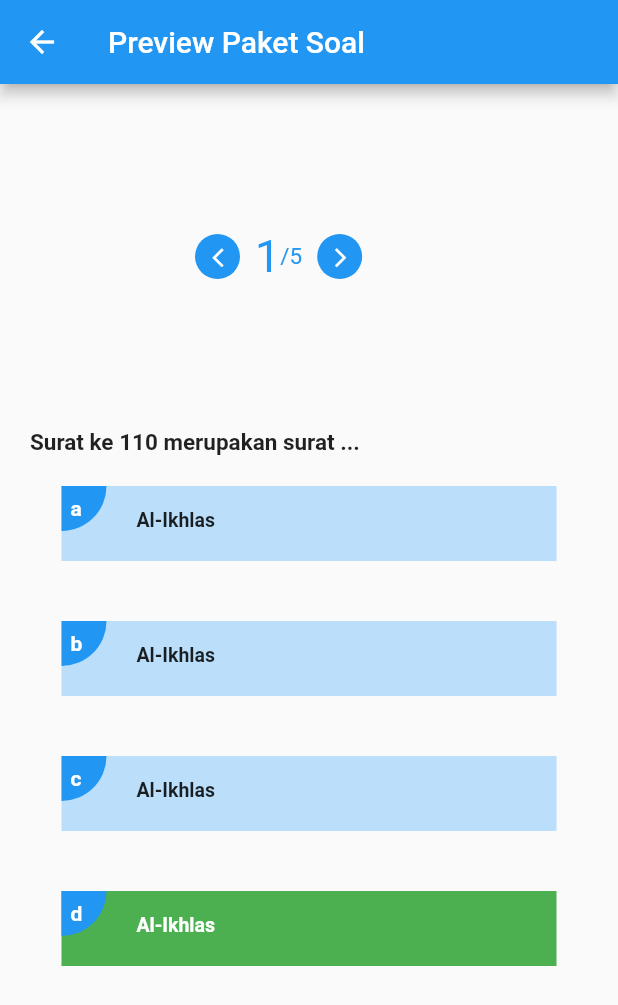
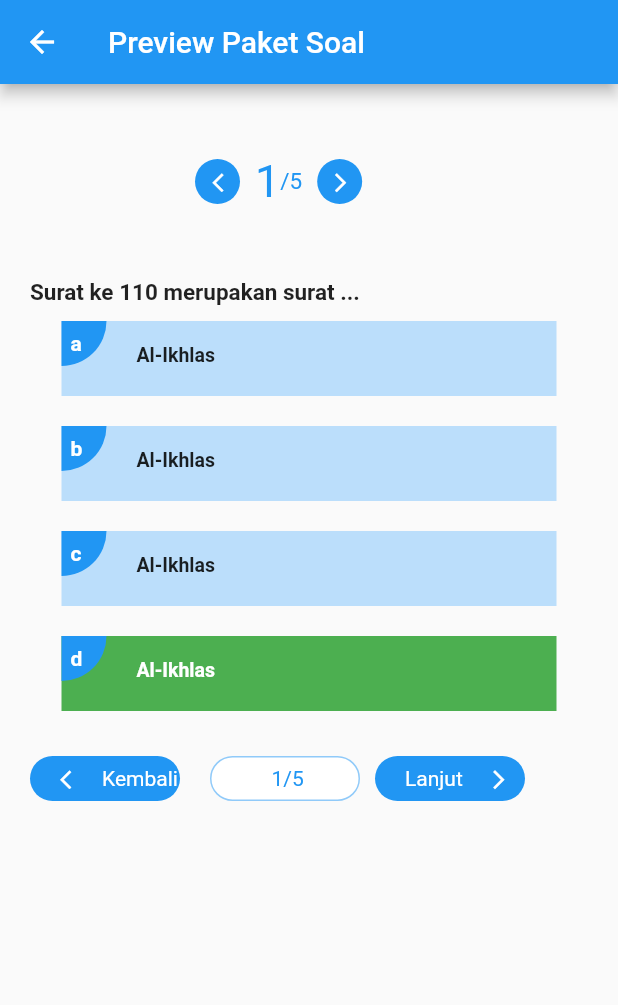
Before and after one commit to zulham724/flutter_penilaian, a Flutter app: the PreviewPaketSoalView screen opened by its route, on a phone screen of 412 x 824 dp. Shown: the top 1005 px of the screen. Run offline on Flutter 3.47's test engine with Material 2 defaults, Android fonts, the phone set to English and light mode, and no system bars; our stand-ins replace bubble_bottom_bar, get.

Commit message:
preview paket soal

```diff
--- a/lib/app/modules/preview_paket_soal/views/preview_paket_soal_view.dart
+++ b/lib/app/modules/preview_paket_soal/views/preview_paket_soal_view.dart
@@ -25,7 +25,7 @@ class PreviewPaketSoalView extends GetView<PreviewPaketSoalController> {
                         height: 30,
                         width: 30,
                         alignment: Alignment.center,
-                        padding: EdgeInsets.only(bottom: 50),
+                        //padding: EdgeInsets.only(bottom: 50),
                         margin: EdgeInsets.symmetric(horizontal: 10),
                         decoration: BoxDecoration(
                           borderRadius: BorderRadius.circular(100),
@@ -55,7 +55,7 @@ class PreviewPaketSoalView extends GetView<PreviewPaketSoalController> {
                         height: 30,
                         width: 30,
                         alignment: Alignment.center,
-                        margin: EdgeInsets.symmetric(vertical: 100, horizontal: 10),
+                        margin: EdgeInsets.symmetric(vertical: 50, horizontal: 10),
                         decoration: BoxDecoration(
                           borderRadius: BorderRadius.circular(100),
                           color: Colors.blue,
@@ -86,7 +86,7 @@ class PreviewPaketSoalView extends GetView<PreviewPaketSoalController> {
 
                 //Jawaban A
                 Container(
-                  margin: EdgeInsets.symmetric(vertical: 20),
+                  margin: EdgeInsets.symmetric(vertical: 10),
                   padding: EdgeInsets.only(bottom: 20),
                   height: 50,
                   width: 330,
@@ -135,7 +135,7 @@ class PreviewPaketSoalView extends GetView<PreviewPaketSoalController> {
 
                 //Jawaban B
                 Container(
-                  margin: EdgeInsets.symmetric(vertical: 20),
+                  margin: EdgeInsets.symmetric(vertical: 10),
                   padding: EdgeInsets.only(bottom: 20),
                   height: 50,
                   width: 330,
@@ -184,7 +184,7 @@ class PreviewPaketSoalView extends GetView<PreviewPaketSoalController> {
 
                 //Jawaban C
                 Container(
-                  margin: EdgeInsets.symmetric(vertical: 20),
+                  margin: EdgeInsets.symmetric(vertical: 10),
                   padding: EdgeInsets.only(bottom: 20),
                   height: 50,
                   width: 330,
@@ -233,7 +233,7 @@ class PreviewPaketSoalView extends GetView<PreviewPaketSoalController> {
 
                 //Jawaban D
                 Container(
-                  margin: EdgeInsets.symmetric(vertical: 20),
+                  margin: EdgeInsets.symmetric(vertical: 10),
                   padding: EdgeInsets.only(bottom: 20),
                   height: 50,
                   width: 330,
@@ -280,6 +280,112 @@ class PreviewPaketSoalView extends GetView<PreviewPaketSoalController> {
                     ],
                   ),
                 ),
+
+                //Bottom Bawah
+
+                //Bottom Kemabali
+                Container(
+                  child: Row(
+                    children:[
+                      Container(
+                        margin: EdgeInsets.symmetric(horizontal: 20, vertical: 20),
+                        height: 30,
+                        width: 100,
+                        decoration: BoxDecoration(
+                          borderRadius: BorderRadius.only(
+                            bottomLeft: Radius.circular(20),
+                            bottomRight: Radius.circular(20),
+                            topLeft: Radius.circular(20),
+                            topRight: Radius.circular(20)
+                          ),
+                          color: Colors.blue
+                        ),
+                        child: Row(
+                          children: [
+                            IconButton(
+                              icon: const Icon(Icons.arrow_back_ios_outlined, size: 15),
+                              color: Colors.white,
+                              onPressed: (){},
+                            ),
+                            Text(
+                              'Kembali',
+                              style: TextStyle(
+                                color: Colors.white
+                              ),
+                            ),
+                          ],
+                        ),
+                      ),
+
+
+                      //Bottom 1/5
+                      Container(
+                        margin: EdgeInsets.symmetric(vertical: 20),
+                        height: 30,
+                        width: 100,
+                        decoration: BoxDecoration(
+                          border: Border.all(color: Colors.blue[200]),
+                          borderRadius: BorderRadius.only(
+                            bottomLeft: Radius.circular(20),
+                            bottomRight: Radius.circular(20),
+                            topLeft: Radius.circular(20),
+                            topRight: Radius.circular(20)
+                          ),
+                          color: Colors.white
+                        ),
+                        child: Row(
+                          children: [
+                            Container(
+                              margin: EdgeInsets.symmetric(horizontal: 20),
+                            ),
+                            Text(
+                              '1/5',
+                              style: TextStyle(
+                                color: Colors.blue
+                              ),
+                            ),
+                          ],
+                        ),
+                      ),
+
+
+
+                      //Bottom Lanjut
+                      Container(
+                        margin: EdgeInsets.symmetric(horizontal: 10, vertical: 20),
+                        height: 30,
+                        width: 100,
+                        decoration: BoxDecoration(
+                          borderRadius: BorderRadius.only(
+                            bottomLeft: Radius.circular(20),
+                            bottomRight: Radius.circular(20),
+                            topLeft: Radius.circular(20),
+                            topRight: Radius.circular(20)
+                          ),
+                          color: Colors.blue
+                        ),
+                         child: Row(
+                          children: [
+                            Container(
+                              margin: EdgeInsets.symmetric(horizontal: 10),
+                            ),
+                            Text(
+                              'Lanjut',
+                              style: TextStyle(
+                                color: Colors.white
+                              ),
+                            ),
+                            IconButton(
+                              icon: const Icon(Icons.arrow_forward_ios_outlined, size: 15),
+                              color: Colors.white,
+                              onPressed: (){},
+                            ),
+                          ],
+                        ),
+                      )
+                    ]
+                  ),
+                )
               ]
             ),
           ]
```
